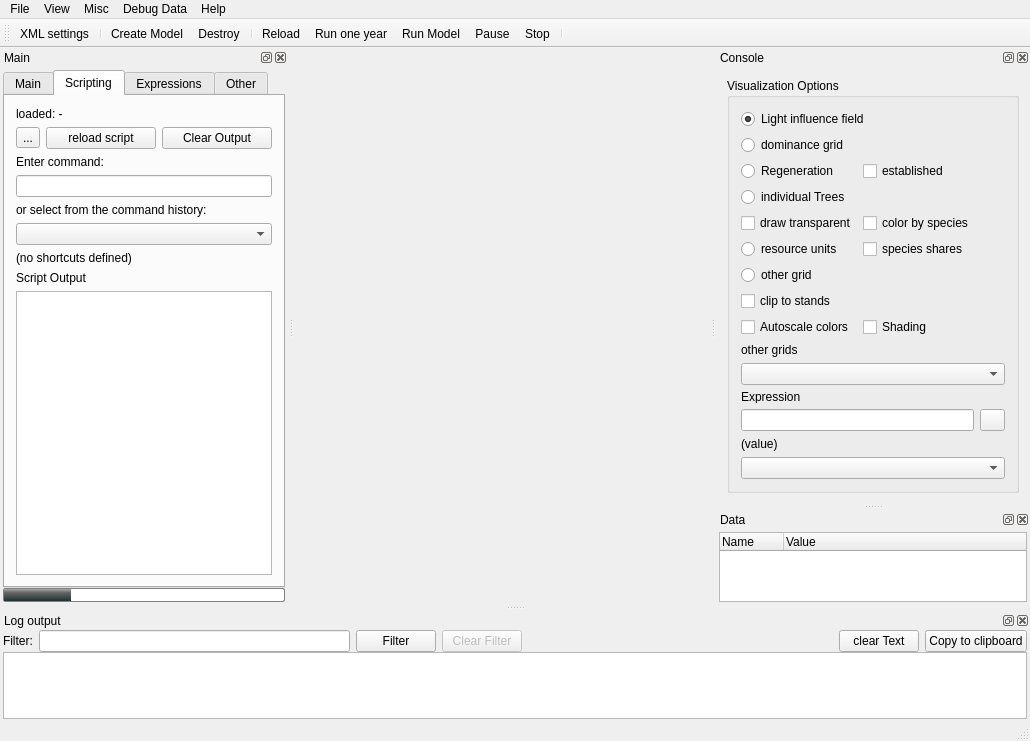
Above: src/iland/mainwindow.ui from edfm-tum/iland-model before the change. Below: the same form after it.
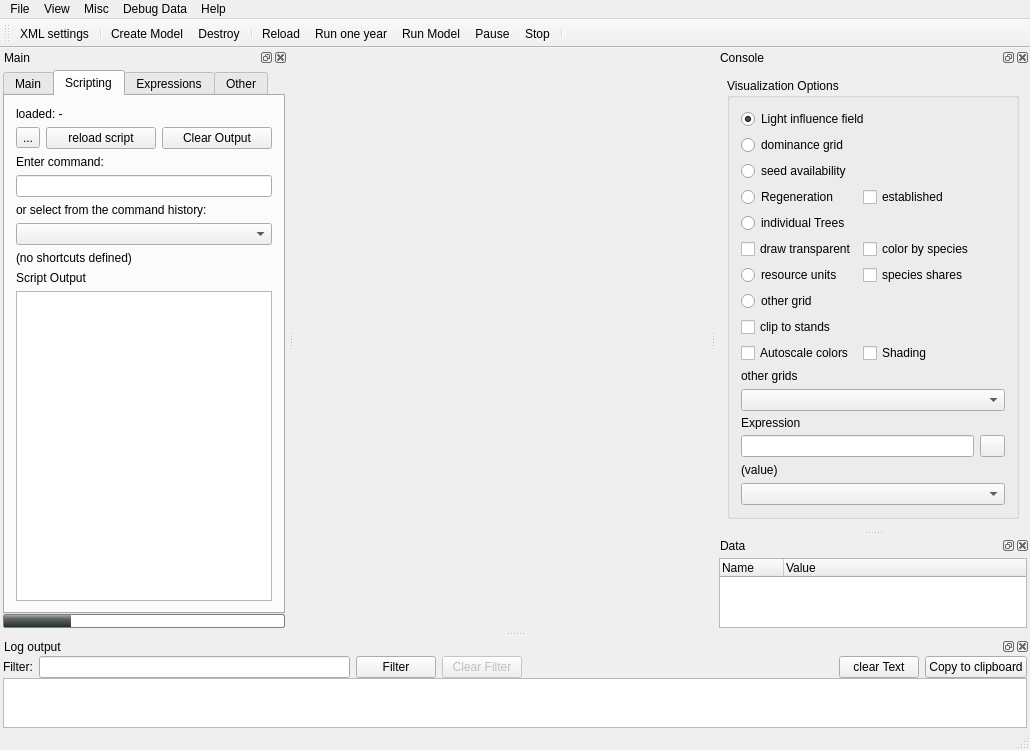
That is the form after the change. Icons and pictures are not drawn. Custom widgets are drawn as their Qt base class.

Commit message: GUI: visualizing seed maps minor change in seed kernel calculation

Patch:
```diff
--- a/src/iland/mainwindow.ui
+++ b/src/iland/mainwindow.ui
@@ -742,94 +742,21 @@
         <string>Visualization Options</string>
        </property>
        <layout class="QGridLayout" name="gridLayout_3">
-        <item row="16" column="2">
-         <widget class="QPushButton" name="pbExecExpression">
-          <property name="maximumSize">
-           <size>
-            <width>25</width>
-            <height>16777215</height>
-           </size>
-          </property>
-          <property name="toolTip">
-           <string>Execute expression for each tree and draw trees accordingly.</string>
-          </property>
-          <property name="icon">
-           <iconset resource="res/iland.qrc">
-            <normaloff>:/Play.png</normaloff>:/Play.png</iconset>
-          </property>
-          <property name="iconSize">
-           <size>
-            <width>16</width>
-            <height>16</height>
-           </size>
-          </property>
-         </widget>
-        </item>
-        <item row="1" column="0">
-         <widget class="QRadioButton" name="visDomGrid">
-          <property name="toolTip">
-           <string>&lt;html&gt;&lt;head/&gt;&lt;body&gt;&lt;p&gt;show the maximum tree height on 10m resolution. In addition, greyed pixels indicates pixels that are not within the project area.&lt;/p&gt;&lt;/body&gt;&lt;/html&gt;</string>
-          </property>
-          <property name="text">
-           <string>dominance grid</string>
-          </property>
-         </widget>
-        </item>
-        <item row="16" column="0" colspan="2">
-         <widget class="QLineEdit" name="lTreeExpr"/>
-        </item>
-        <item row="4" column="0">
-         <widget class="QCheckBox" name="drawTransparent">
-          <property name="toolTip">
-           <string>draw single trees transparent</string>
-          </property>
-          <property name="text">
-           <string>draw transparent</string>
-          </property>
-         </widget>
-        </item>
-        <item row="4" column="1">
-         <widget class="QCheckBox" name="visSpeciesColor">
-          <property name="text">
-           <string>color by species</string>
-          </property>
-         </widget>
-        </item>
-        <item row="15" column="0">
-         <widget class="QLabel" name="label_4">
-          <property name="maximumSize">
-           <size>
-            <width>16777215</width>
-            <height>12</height>
-           </size>
-          </property>
-          <property name="text">
-           <string>Expression</string>
-          </property>
-         </widget>
-        </item>
-        <item row="17" column="0" colspan="3">
+        <item row="18" column="0" colspan="3">
          <widget class="QLabel" name="fonValue">
           <property name="text">
            <string>(value)</string>
           </property>
          </widget>
         </item>
-        <item row="5" column="0">
+        <item row="6" column="0">
          <widget class="QRadioButton" name="visResourceUnits">
           <property name="text">
            <string>resource units</string>
           </property>
          </widget>
         </item>
-        <item row="12" column="0" colspan="3">
-         <widget class="QLabel" name="label_8">
-          <property name="text">
-           <string>other grids</string>
-          </property>
-         </widget>
-        </item>
-        <item row="3" column="0">
+        <item row="4" column="0">
          <widget class="QRadioButton" name="visImpact">
           <property name="toolTip">
            <string>&lt;html&gt;&lt;head/&gt;&lt;body&gt;&lt;p&gt;show the crown projection of individual trees, colored (by default) with the LRI value of the tree. You can use &amp;quot;Expressions&amp;quot; for visualizing different tree variables, or color the trees with a species-specifc color. Checking 'draw transparent' makes multi-story forests easier to read.&lt;/p&gt;&lt;/body&gt;&lt;/html&gt;</string>
@@ -839,6 +766,13 @@
           </property>
          </widget>
         </item>
+        <item row="13" column="0" colspan="3">
+         <widget class="QLabel" name="label_8">
+          <property name="text">
+           <string>other grids</string>
+          </property>
+         </widget>
+        </item>
         <item row="0" column="0" colspan="3">
          <widget class="QRadioButton" name="visFon">
           <property name="text">
@@ -849,14 +783,24 @@
           </property>
          </widget>
         </item>
-        <item row="7" column="0" colspan="3">
+        <item row="19" column="0" colspan="3">
+         <widget class="QComboBox" name="speciesFilterBox"/>
+        </item>
+        <item row="9" column="0">
+         <widget class="QCheckBox" name="visClipStandGrid">
+          <property name="text">
+           <string>clip to stands</string>
+          </property>
+         </widget>
+        </item>
+        <item row="8" column="0" colspan="3">
          <widget class="QRadioButton" name="visOtherGrid">
           <property name="text">
            <string>other grid</string>
           </property>
          </widget>
         </item>
-        <item row="2" column="0">
+        <item row="3" column="0">
          <widget class="QRadioButton" name="visRegeneration">
           <property name="toolTip">
            <string>&lt;html&gt;&lt;head/&gt;&lt;body&gt;&lt;p&gt;show state of the regen layer (2x2m pixels). Value is the maximum height of saplings on the pixel of either all species, or for specific species&lt;/p&gt;&lt;/body&gt;&lt;/html&gt;</string>
@@ -866,41 +810,97 @@
           </property>
          </widget>
         </item>
-        <item row="8" column="0">
-         <widget class="QCheckBox" name="visClipStandGrid">
-          <property name="text">
-           <string>clip to stands</string>
-          </property>
-         </widget>
-        </item>
-        <item row="18" column="0" colspan="3">
-         <widget class="QComboBox" name="speciesFilterBox"/>
-        </item>
-        <item row="14" column="0" colspan="3">
-         <widget class="QComboBox" name="paintGridBox"/>
-        </item>
-        <item row="9" column="0">
+        <item row="10" column="0">
          <widget class="QCheckBox" name="visAutoScale">
           <property name="text">
            <string>Autoscale colors</string>
           </property>
          </widget>
         </item>
-        <item row="9" column="1">
+        <item row="15" column="0" colspan="3">
+         <widget class="QComboBox" name="paintGridBox"/>
+        </item>
+        <item row="6" column="1">
+         <widget class="QCheckBox" name="visRUSpeciesColor">
+          <property name="text">
+           <string>species shares</string>
+          </property>
+         </widget>
+        </item>
+        <item row="10" column="1">
          <widget class="QCheckBox" name="visShading">
           <property name="text">
            <string>Shading</string>
           </property>
          </widget>
         </item>
+        <item row="17" column="2">
+         <widget class="QPushButton" name="pbExecExpression">
+          <property name="maximumSize">
+           <size>
+            <width>25</width>
+            <height>16777215</height>
+           </size>
+          </property>
+          <property name="toolTip">
+           <string>Execute expression for each tree and draw trees accordingly.</string>
+          </property>
+          <property name="icon">
+           <iconset resource="res/iland.qrc">
+            <normaloff>:/Play.png</normaloff>:/Play.png</iconset>
+          </property>
+          <property name="iconSize">
+           <size>
+            <width>16</width>
+            <height>16</height>
+           </size>
+          </property>
+         </widget>
+        </item>
         <item row="5" column="1">
-         <widget class="QCheckBox" name="visRUSpeciesColor">
+         <widget class="QCheckBox" name="visSpeciesColor">
           <property name="text">
-           <string>species shares</string>
+           <string>color by species</string>
           </property>
          </widget>
         </item>
-        <item row="2" column="1">
+        <item row="16" column="0">
+         <widget class="QLabel" name="label_4">
+          <property name="maximumSize">
+           <size>
+            <width>16777215</width>
+            <height>12</height>
+           </size>
+          </property>
+          <property name="text">
+           <string>Expression</string>
+          </property>
+         </widget>
+        </item>
+        <item row="17" column="0" colspan="2">
+         <widget class="QLineEdit" name="lTreeExpr"/>
+        </item>
+        <item row="1" column="0">
+         <widget class="QRadioButton" name="visDomGrid">
+          <property name="toolTip">
+           <string>&lt;html&gt;&lt;head/&gt;&lt;body&gt;&lt;p&gt;show the maximum tree height on 10m resolution. In addition, greyed pixels indicates pixels that are not within the project area.&lt;/p&gt;&lt;/body&gt;&lt;/html&gt;</string>
+          </property>
+          <property name="text">
+           <string>dominance grid</string>
+          </property>
+         </widget>
+        </item>
+        <item row="5" column="0">
+         <widget class="QCheckBox" name="drawTransparent">
+          <property name="toolTip">
+           <string>draw single trees transparent</string>
+          </property>
+          <property name="text">
+           <string>draw transparent</string>
+          </property>
+         </widget>
+        </item>
+        <item row="3" column="1">
          <widget class="QCheckBox" name="visRegenNew">
           <property name="toolTip">
            <string>&lt;html&gt;&lt;head/&gt;&lt;body&gt;&lt;p&gt;highlight pixels that have newly established saplings (use species list below to filter only saplings of specific species)&lt;/p&gt;&lt;/body&gt;&lt;/html&gt;</string>
@@ -910,6 +910,13 @@
           </property>
          </widget>
         </item>
+        <item row="2" column="0">
+         <widget class="QRadioButton" name="visSeeds">
+          <property name="text">
+           <string>seed availability</string>
+          </property>
+         </widget>
+        </item>
        </layout>
       </widget>
      </item>
```
The commit also changes 5 other files.
